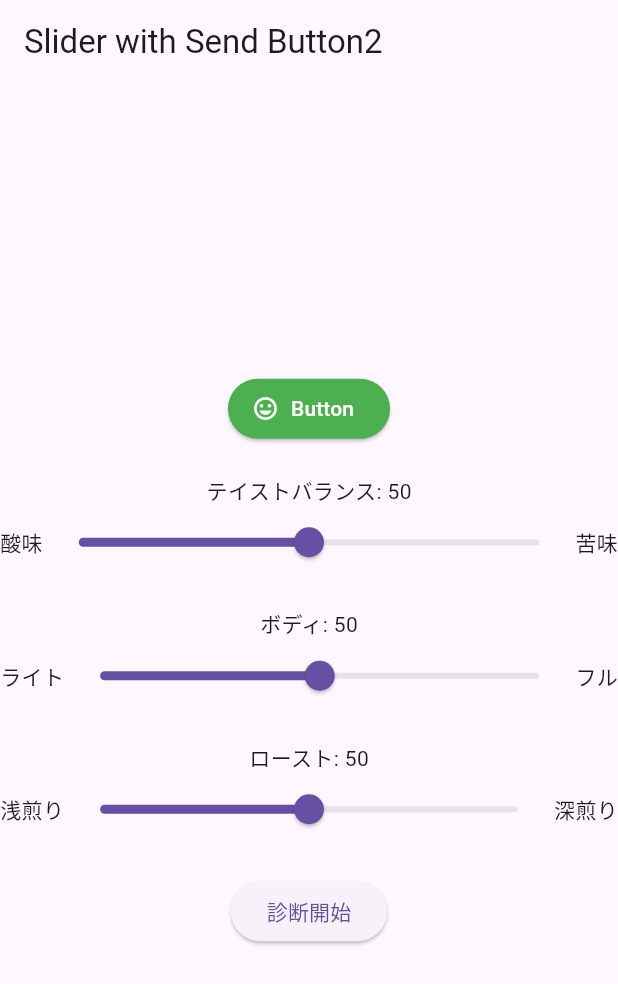
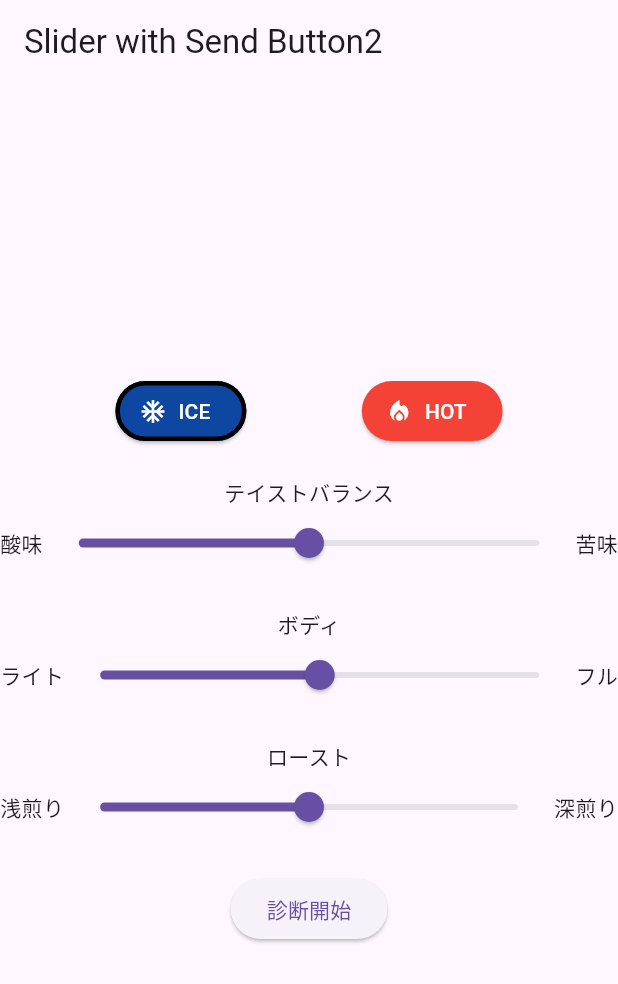
Before and after one commit to jphacks/hs_2408, a Flutter app: the screen it shows after launch, after a tap on "診断開始", on a phone screen of 412 x 824 dp. Shown: the top 984 px of the screen. Run offline on Flutter 3.47's test engine with Material 3 defaults, Android fonts, the phone set to English and light mode, and no system bars; our stand-ins replace flutter_dotenv; network calls fail.

Commit message:
ボタンの追加

```diff
--- a/front/coffee/lib/main.dart
+++ b/front/coffee/lib/main.dart
@@ -44,7 +44,8 @@ class _SliderScreenState extends State<_SliderScreen> {
       Uri.parse(url),
       headers: {'Content-Type': 'application/json'},
       body: jsonEncode({
-        'acid': sliderValue1,
+        'isIce': isIce,
+        'taste': sliderValue1,
         'body': sliderValue2,
         'roast': sliderValue3,
       }),
@@ -66,23 +67,53 @@ class _SliderScreenState extends State<_SliderScreen> {
       body: Column(
         mainAxisAlignment: MainAxisAlignment.center,
         children: [
+          Row(
+            mainAxisAlignment:
+                MainAxisAlignment.spaceEvenly, // ボタンの間にスペースを均等に配置
+            children: [
               ElevatedButton.icon(
                 icon: const Icon(
-              Icons.tag_faces,
+                  Icons.ac_unit,
                   color: Colors.white,
                 ),
-            label: const Text('Button'),
+                label: const Text('ICE'),
                 style: ElevatedButton.styleFrom(
-              backgroundColor: Colors.green, // primaryをbackgroundColorに変更
-              foregroundColor:
-                  Colors.white, // これも変更が必要であれば、例えばforegroundColorに変更
+                  backgroundColor: isIce ? Colors.blue[900] : Colors.blue,
+                  foregroundColor: Colors.white,
+                  side:
+                      isIce ? BorderSide(color: Colors.black, width: 3) : null,
                 ),
-            onPressed: () {},
+                onPressed: () {
+                  setState(() {
+                    isIce = true;
+                  });
+                },
+              ),
+              ElevatedButton.icon(
+                icon: const Icon(
+                  Icons.local_fire_department,
+                  color: Colors.white,
+                ),
+                label: const Text('HOT'),
+                style: ElevatedButton.styleFrom(
+                  backgroundColor: isIce ? Colors.red : Colors.red[900],
+                  foregroundColor: Colors.white,
+                  side:
+                      isIce ? null : BorderSide(color: Colors.black, width: 3),
+                ),
+                onPressed: () {
+                  setState(() {
+                    isIce = false;
+                  });
+                },
+              ),
+            ],
           ),
           const SizedBox(height: 20),
 
           // テイストバランススライダー
-          Text('テイストバランス: ${sliderValue1.toString()}'),
+          // Text('テイストバランス: ${sliderValue1.toString()}'),
+          Text('テイストバランス'),
           Row(
             mainAxisAlignment: MainAxisAlignment.spaceBetween,
             children: [
@@ -106,7 +137,7 @@ class _SliderScreenState extends State<_SliderScreen> {
           const SizedBox(height: 20),
 
           // ボディスライダー
-          Text('ボディ: ${sliderValue2.toString()}'),
+          Text('ボディ'),
           Row(
             mainAxisAlignment: MainAxisAlignment.spaceBetween,
             children: [
@@ -130,7 +161,7 @@ class _SliderScreenState extends State<_SliderScreen> {
           const SizedBox(height: 20),
 
           // ローストスライダー
-          Text('ロースト: ${sliderValue3.toString()}'),
+          Text('ロースト'),
           Row(
             mainAxisAlignment: MainAxisAlignment.spaceBetween,
             children: [
```
Lines whose indentation alone changed are shown as unchanged.
